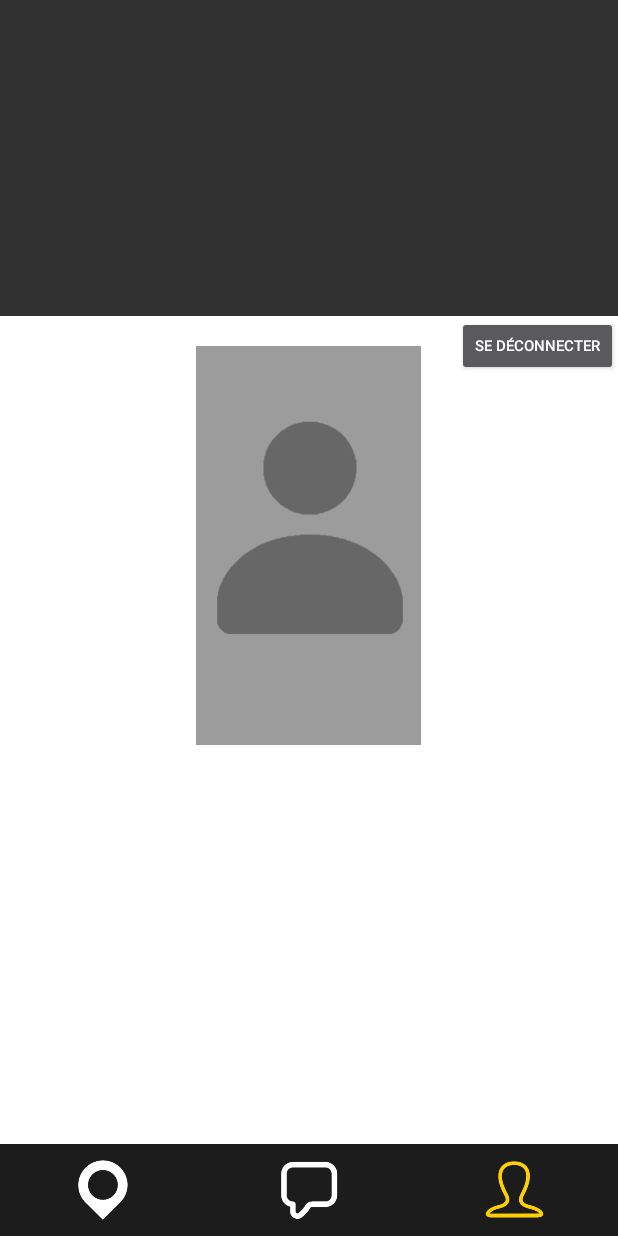
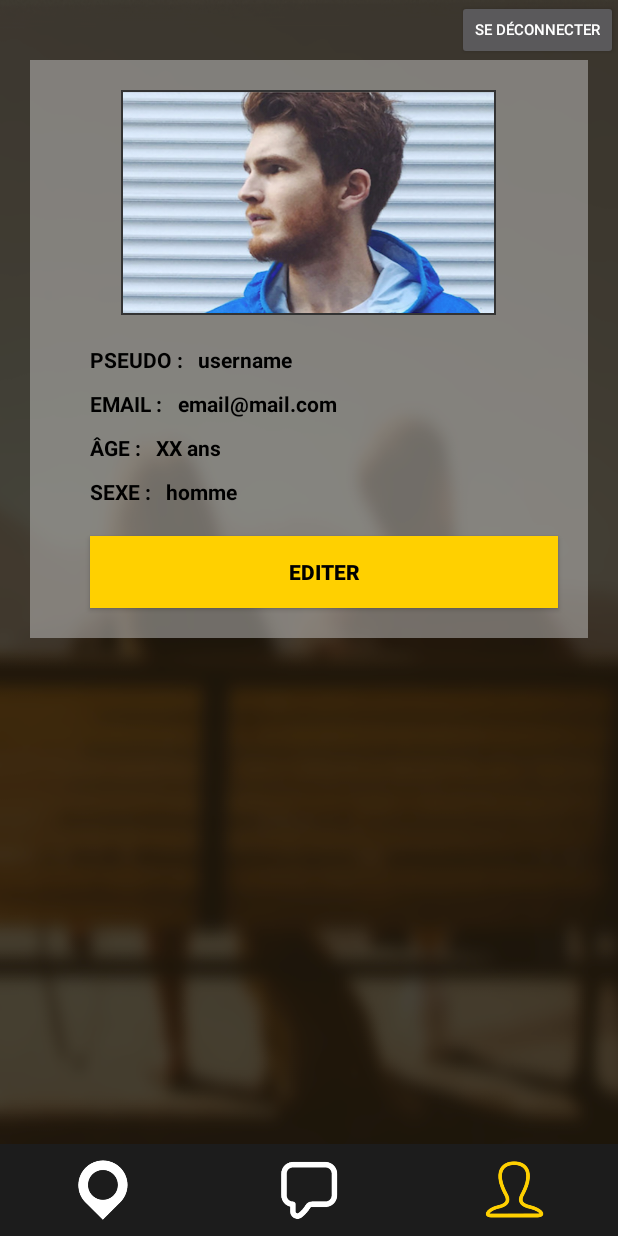
Before and after one commit to DAMSSaber/ProjetFinal, an Android app: the ProfilActivity screen opened directly, with no data from a screen before it, on a phone screen of 412 x 824 dp. Run offline under Robolectric (Android 15) with nearby library versions, the phone set to English and light mode, and no system bars; libraries missing offline, so code that uses them is left out: com.firebase.client, com.parse; 2 statements that could not run were skipped.

Commit message:
add edit profil

```diff
--- a/app/src/main/java/com/ecolemultimedia/projetfinal/activities/ProfilActivity.java
+++ b/app/src/main/java/com/ecolemultimedia/projetfinal/activities/ProfilActivity.java
@@ -5,25 +5,33 @@ import android.os.Bundle;
 import android.support.v7.app.AppCompatActivity;
 import android.util.Log;
 import android.view.View;
+import android.widget.Button;
 import android.widget.ImageView;
 import android.widget.RelativeLayout;
+import android.widget.TextView;
 
-import com.android.volley.VolleyError;
-import com.android.volley.toolbox.ImageLoader;
 import com.ecolemultimedia.projetfinal.R;
-import com.ecolemultimedia.projetfinal.components.AppController;
+import com.ecolemultimedia.projetfinal.models.User;
 import com.ecolemultimedia.projetfinal.views.ViewMenu;
 import com.firebase.client.DataSnapshot;
 import com.firebase.client.Firebase;
 import com.firebase.client.FirebaseError;
 import com.firebase.client.ValueEventListener;
-import com.parse.ParseUser;
+
+import org.json.JSONException;
+import org.json.JSONObject;
 
 public class ProfilActivity extends AppCompatActivity {
 
     private ImageView mUserProfilSelfie;
-    RelativeLayout ui_rl_menu=null;
+    RelativeLayout ui_rl_menu = null;
     private Firebase mFirebaseRef;
+
+    private TextView ui_username = null;
+    private TextView ui_email = null;
+    private TextView ui_age = null;
+    private TextView ui_sex = null;
+    private Button ui_btn_valider = null;
 
     @Override
     protected void onCreate(Bundle savedInstanceState) {
@@ -31,48 +39,23 @@ public class ProfilActivity extends AppCompatActivity {
         setContentView(R.layout.activity_profil);
 
 
-        ui_rl_menu=(RelativeLayout)findViewById(R.id.ui_rl_menu);
-        ViewMenu viewMenu= new ViewMenu(this,ProfilActivity.this);
+        ui_rl_menu = (RelativeLayout) findViewById(R.id.ui_rl_menu);
+        ViewMenu viewMenu = new ViewMenu(this, ProfilActivity.this);
         viewMenu.init(2);
         ui_rl_menu.addView(viewMenu);
+
+
+        ui_username = (TextView) findViewById(R.id.username);
+        ui_email = (TextView) findViewById(R.id.email);
+        ui_age = (TextView) findViewById(R.id.age);
+        ui_sex = (TextView) findViewById(R.id.sex);
+        ui_btn_valider = (Button) findViewById(R.id.ui_btn_valider);
+
+
         mFirebaseRef = new Firebase("https://projetfinal.firebaseio.com/");
 
-        mUserProfilSelfie = (ImageView)findViewById(R.id.user_profil_selfie);
+        mUserProfilSelfie = (ImageView) findViewById(R.id.user_profil_selfie);
 
-
-
-        mFirebaseRef.child("users/").addListenerForSingleValueEvent(new ValueEventListener() {
-            @Override
-            public void onDataChange(DataSnapshot snapshot) {
-                // do some stuff once
-                Log.d("•••", "" + snapshot.getValue());
-            }
-
-            @Override
-            public void onCancelled(FirebaseError firebaseError) {
-                Log.d("•••", "azazaz");
-            }
-        });
-
-
-        /*
-        String userProfilSelfieUrl = "http://1.bp.blogspot.com/-zuajEFAjpmw/VVwsMcfHyPI/AAAAAAAABHk/T5r-HYMy4No/s1600/Screenshot_2015-05-20-10-55-23.png";
-        AppController.getInstance().getRequestQueue().getCache().remove(userProfilSelfieUrl);
-        ImageLoader imageLoader = AppController.getInstance().getImageLoader();
-        imageLoader.get(userProfilSelfieUrl, new ImageLoader.ImageListener() {
-            @Override
-            public void onErrorResponse(VolleyError error) {
-
-            }
-            @Override
-            public void onResponse(ImageLoader.ImageContainer response, boolean arg1) {
-                if (response.getBitmap() != null) {
-
-                    mUserProfilSelfie.setImageBitmap(response.getBitmap());
-                }
-            }
-        });
-        */
     }
 
     public void disconnect(View view) {
@@ -87,4 +70,61 @@ public class ProfilActivity extends AppCompatActivity {
         startActivity(intent);
     }
 
+
+    @Override
+    protected void onResume() {
+        super.onResume();
+
+
+        mFirebaseRef.child("users/" + mFirebaseRef.getAuth().getUid()).addListenerForSingleValueEvent(new ValueEventListener() {
+            @Override
+            public void onDataChange(DataSnapshot snapshot) {
+                // do some stuff once
+                Log.d("•••", "" + snapshot.getValue());
+
+                JSONObject jsonObject = null;
+                try {
+                    jsonObject = new JSONObject(String.valueOf(snapshot.getValue()));
+                    User currentUser = new User();
+                    currentUser.initUser(jsonObject);
+
+
+                    if (currentUser.getUsername() != null) {
+                        ui_username.setText(currentUser.getUsername());
+
+                    }
+                    if (currentUser.getEmail() != null) {
+                        ui_email.setText(currentUser.getEmail());
+                    }
+                    if (currentUser.getBirthdate() != null) {
+                        ui_age.setText(currentUser.getBirthdate());
+                    }
+                    if (currentUser.getSex() != null) {
+                        ui_sex.setText(currentUser.getSex());
+                    }
+
+
+                } catch (JSONException e) {
+                    e.printStackTrace();
+                }
+
+
+            }
+
+            @Override
+            public void onCancelled(FirebaseError firebaseError) {
+                Log.d("•••", "azazaz");
+            }
+        });
+
+
+        ui_btn_valider.setOnClickListener(new View.OnClickListener() {
+            @Override
+            public void onClick(View v) {
+                Intent intent = new Intent(ProfilActivity.this, EditProfilActivity.class);
+                startActivity(intent);
+            }
+        });
+
+    }
 }
--- a/app/src/main/res/layout/activity_profil.xml
+++ b/app/src/main/res/layout/activity_profil.xml
@@ -2,121 +2,165 @@
 <RelativeLayout xmlns:android="http://schemas.android.com/apk/res/android"
     android:layout_width="match_parent"
     android:layout_height="match_parent"
+    android:background="@drawable/backgroundprofil"
     android:gravity="top|center">
+
+
+    <Button
+        android:id="@+id/disconnect_button"
+        android:layout_width="wrap_content"
+        android:layout_height="40dp"
+        android:layout_alignParentEnd="true"
+        android:layout_alignParentRight="true"
+        android:layout_alignParentTop="true"
+        android:onClick="disconnect"
+        android:text="@string/disconnect_label"
+        android:textSize="10dp" />
+
 
     <ScrollView
         android:id="@+id/scrollView"
         android:layout_width="match_parent"
         android:layout_height="wrap_content"
+        android:layout_marginTop="20dp"
+        android:layout_below="@id/disconnect_button"
         android:layout_above="@+id/ui_rl_menu"
-        android:background="@android:color/white"
+        android:layout_alignParentTop="true"
         android:layout_centerHorizontal="true">
 
         <RelativeLayout
             android:layout_width="match_parent"
-            android:layout_height="wrap_content">
+            android:layout_height="wrap_content"
+            android:layout_margin="20dp"
+            android:background="@color/color_grey_light_low_opacity"
+            android:paddingLeft="20dp">
 
             <ImageView
                 android:id="@+id/user_profil_selfie"
-                android:layout_width="150dp"
-                android:layout_height="wrap_content"
+                android:layout_width="250dp"
+                android:layout_height="150dp"
                 android:layout_alignParentTop="true"
                 android:layout_centerHorizontal="true"
                 android:layout_marginTop="20dp"
                 android:adjustViewBounds="true"
-                android:src="@drawable/silhouette" />
+                android:background="@color/color_grey_dark"
+                android:padding="1dp"
+                android:scaleType="fitXY"
+                android:src="@drawable/profile" />
 
             <TextView
                 android:id="@+id/username_label"
                 android:layout_width="wrap_content"
                 android:layout_height="wrap_content"
                 android:layout_below="@+id/user_profil_selfie"
-                android:layout_centerHorizontal="true"
                 android:layout_marginTop="20dp"
+                android:layout_marginLeft="20dp"
+
                 android:text="@string/username_upper_label"
-                android:textAppearance="?android:attr/textAppearanceMedium" />
+                android:textColor="@android:color/black"
+                android:textStyle="bold" />
 
             <TextView
                 android:id="@+id/username"
                 android:layout_width="wrap_content"
                 android:layout_height="wrap_content"
-                android:layout_below="@+id/username_label"
-                android:layout_centerHorizontal="true"
-                android:layout_marginTop="0dp"
+                android:layout_toRightOf="@+id/username_label"
+                android:layout_marginTop="20dp"
+                android:layout_below="@+id/user_profil_selfie"
                 android:text="username"
-                android:textAppearance="?android:attr/textAppearanceLarge" />
+                android:layout_marginLeft="10dp"
+                android:textColor="@android:color/black"
+
+                android:textStyle="bold" />
 
             <TextView
                 android:id="@+id/email_label"
                 android:layout_width="wrap_content"
                 android:layout_height="wrap_content"
-                android:layout_below="@+id/username"
-                android:layout_centerHorizontal="true"
+                android:layout_below="@+id/username_label"
                 android:layout_marginTop="10dp"
+                android:layout_marginLeft="20dp"
+
                 android:text="@string/email_upper_label"
-                android:textAppearance="?android:attr/textAppearanceMedium" />
+
+                android:textColor="@android:color/black"
+                android:textStyle="bold" />
 
             <TextView
                 android:id="@+id/email"
                 android:layout_width="wrap_content"
                 android:layout_height="wrap_content"
-                android:layout_below="@+id/email_label"
-                android:layout_centerHorizontal="true"
-                android:layout_marginTop="0dp"
+                android:layout_below="@+id/username_label"
+
+                android:layout_toRightOf="@+id/email_label"
+                android:layout_marginTop="10dp"
                 android:text="email@mail.com"
-                android:textAppearance="?android:attr/textAppearanceLarge" />
+                android:layout_marginLeft="10dp"
+
+                android:textColor="@android:color/black"
+                android:textStyle="bold" />
 
             <TextView
                 android:id="@+id/age_label"
                 android:layout_width="wrap_content"
                 android:layout_height="wrap_content"
-                android:layout_below="@+id/email"
-                android:layout_centerHorizontal="true"
+                android:layout_below="@+id/email_label"
                 android:layout_marginTop="10dp"
                 android:text="@string/age_upper_label"
-                android:textAppearance="?android:attr/textAppearanceMedium" />
+                android:layout_marginLeft="20dp"
+
+                android:textColor="@android:color/black"
+                android:textStyle="bold" />
 
             <TextView
                 android:id="@+id/age"
                 android:layout_width="wrap_content"
                 android:layout_height="wrap_content"
-                android:layout_below="@+id/age_label"
-                android:layout_centerHorizontal="true"
-                android:layout_marginTop="0dp"
+                android:layout_toRightOf="@+id/age_label"
+                android:layout_marginTop="10dp"
                 android:text="XX ans"
-                android:textAppearance="?android:attr/textAppearanceLarge" />
+                android:layout_marginLeft="10dp"
+
+                android:layout_below="@+id/email_label"
+                android:textColor="@android:color/black"
+                android:textStyle="bold" />
 
             <TextView
                 android:id="@+id/sex_label"
                 android:layout_width="wrap_content"
                 android:layout_height="wrap_content"
-                android:layout_below="@+id/age"
-                android:layout_centerHorizontal="true"
+                android:layout_below="@+id/age_label"
                 android:layout_marginTop="10dp"
+                android:layout_marginLeft="20dp"
+
                 android:text="@string/sex_upper_label"
-                android:textAppearance="?android:attr/textAppearanceMedium" />
+
+                android:textColor="@android:color/black"
+                android:textStyle="bold" />
 
             <TextView
                 android:id="@+id/sex"
                 android:layout_width="wrap_content"
                 android:layout_height="wrap_content"
-                android:layout_below="@+id/sex_label"
-                android:layout_centerHorizontal="true"
-                android:layout_marginTop="0dp"
+                android:layout_toRightOf="@+id/sex_label"
+                android:layout_marginTop="10dp"
                 android:text="homme"
-                android:textAppearance="?android:attr/textAppearanceLarge" />
+                android:layout_marginLeft="10dp"
+                android:layout_below="@+id/age_label"
+                android:textColor="@android:color/black"
+                android:textStyle="bold" />
+
 
             <Button
-                android:id="@+id/disconnect_button"
-                style="?android:attr/buttonStyleSmall"
-                android:layout_width="wrap_content"
-                android:layout_height="40dp"
-                android:layout_alignParentEnd="true"
-                android:layout_alignParentRight="true"
-                android:layout_alignParentTop="true"
-                android:onClick="disconnect"
-                android:text="@string/disconnect_label"
-                android:textSize="10dp" />
+                android:id="@+id/ui_btn_valider"
+                android:layout_width="match_parent"
+                android:layout_height="wrap_content"
+                android:layout_margin="20dp"
+                android:text="EDITER"
+                android:textStyle="bold"
+                android:textColor="@android:color/black"
+                android:layout_below="@id/sex_label"
+                android:background="@color/color_yellow"/>
 
         </RelativeLayout>
     </ScrollView>
--- a/app/src/main/res/values/strings.xml
+++ b/app/src/main/res/values/strings.xml
@@ -17,10 +17,10 @@
     <string name="inscription_string">INSCRIPTION</string>
     <string name="facebook_app_id">1927295344162426</string>
     <string name="title_activity_profil">ProfilActivity</string>
-    <string name="username_upper_label">NOM D\'UTILISATEUR</string>
-    <string name="age_upper_label">ÂGE</string>
-    <string name="sex_upper_label">SEXE</string>
-    <string name="email_upper_label">ADRESSE EMAIL</string>
+    <string name="username_upper_label">PSEUDO :</string>
+    <string name="age_upper_label">ÂGE   :</string>
+    <string name="sex_upper_label">SEXE  :</string>
+    <string name="email_upper_label">EMAIL  :</string>
     <string name="disconnect_label">se déconnecter</string>
     <string name="title_activity_edit_profil">EditProfilActivity</string>
     <string name="or_label">OU</string>
```
Also changed, not shown: app/src/main/java/com/ecolemultimedia/projetfinal/activities/EditProfilActivity.java (+92 -3 lines), app/src/main/res/layout/activity_edit_profil.xml (+103 -73 lines), app/src/main/res/drawable/backgroundprofil.png (added), app/src/main/res/drawable/profile.png (added).
